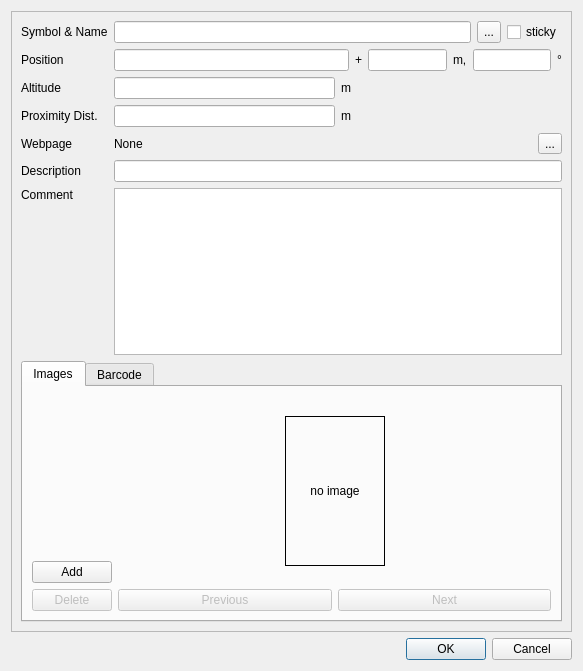
First picture: the form in src/IDlgEditWpt.ui, repository ntruchsess/QLandkarteGT, before the edit.
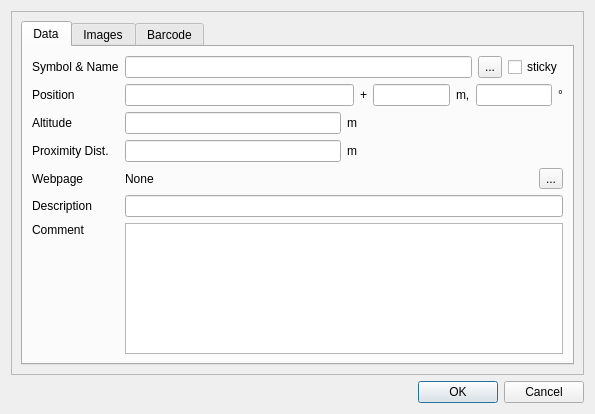
Second picture: the form after the edit.

```diff
--- a/src/IDlgEditWpt.ui
+++ b/src/IDlgEditWpt.ui
@@ -6,8 +6,8 @@
    <rect>
     <x>0</x>
     <y>0</y>
-    <width>583</width>
-    <height>671</height>
+    <width>595</width>
+    <height>414</height>
    </rect>
   </property>
   <property name="windowTitle">
@@ -22,7 +22,17 @@
      <property name="frameShadow">
       <enum>QFrame::Raised</enum>
      </property>
-     <layout class="QVBoxLayout" name="verticalLayout_5">
+     <layout class="QVBoxLayout" name="verticalLayout_4">
+      <item>
+       <widget class="QTabWidget" name="tabWidget">
+        <property name="currentIndex">
+         <number>0</number>
+        </property>
+        <widget class="QWidget" name="tab_3">
+         <attribute name="title">
+          <string>Data</string>
+         </attribute>
+         <layout class="QVBoxLayout" name="verticalLayout_3">
       <item>
        <layout class="QFormLayout" name="formLayout">
         <item row="0" column="0">
@@ -258,11 +268,8 @@
         </item>
        </layout>
       </item>
-      <item>
-       <widget class="QTabWidget" name="tabWidget">
-        <property name="currentIndex">
-         <number>0</number>
-        </property>
+         </layout>
+        </widget>
         <widget class="QWidget" name="tab">
          <attribute name="title">
           <string>Images</string>
```
Lines whose indentation alone changed are shown as unchanged.
